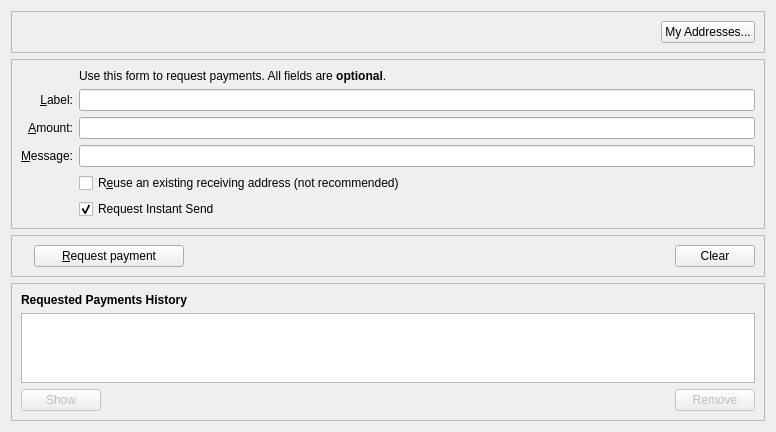
Old version of the form src/qt/forms/receivecoinsdialog.ui in the repository galactrum/galactrum.
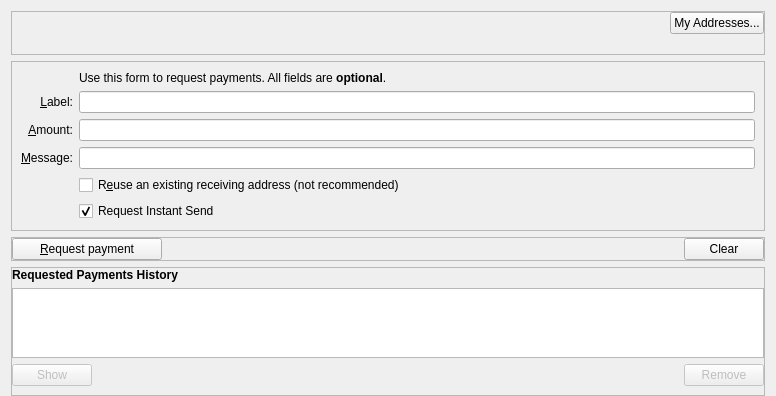
New version of the form. Custom widgets are drawn as their Qt base class.

What changed in the file:
```diff
--- a/src/qt/forms/receivecoinsdialog.ui
+++ b/src/qt/forms/receivecoinsdialog.ui
@@ -11,6 +11,9 @@
 			</rect>
 		</property>
 		<layout class="QVBoxLayout" name="verticalLayout" stretch="0,0,0,0,1">
+            <property name="bottomMargin">
+                <number>0</number>
+            </property>
             <item>
                 <widget class="QFrame" name="frameSendTopButton">
 					<property name="sizePolicy">
@@ -32,6 +35,18 @@
 						<enum>QFrame::Sunken</enum>
 					</property>
 					<layout class="QHBoxLayout" name="topSendButtons">
+                         <property name="topMargin">
+                            <number>0</number>
+                        </property>
+                        <property name="bottomMargin">
+                            <number>20</number>
+                        </property>
+                        <property name="leftMargin">
+                            <number>0</number>
+                        </property>
+                        <property name="rightMargin">
+                            <number>0</number>
+                        </property>
                         <item>
                             <spacer name="horizontalSpacerWalletSecruity">
                                 <property name="orientation">
@@ -207,10 +222,32 @@
 						<enum>QFrame::Sunken</enum>
 					</property>
 					<layout class="QVBoxLayout" name="verticalLayout_3_2">
+                        <property name="leftMargin">
+                            <number>0</number>
+                        </property>
+                        <property name="topMargin">
+                            <number>0</number>
+                        </property>
+                        <property name="rightMargin">
+                            <number>0</number>
+                        </property>
+                        <property name="bottomMargin">
+                            <number>0</number>
+                        </property>
                     	<item>
-							<layout class="QGridLayout" name="gridLayout">
-                                <item row="0" column="2">
 									<layout class="QHBoxLayout" name="horizontalLayout">
+                                <property name="leftMargin">
+                                    <number>0</number>
+                                </property>
+                                <property name="topMargin">
+                                    <number>0</number>
+                                </property>
+                                <property name="rightMargin">
+                                    <number>0</number>
+                                </property>
+                                <property name="bottomMargin">
+                                    <number>0</number>
+                                </property>
 										<item>
 											<widget class="QPushButton" name="receiveButton">
 												<property name="minimumSize">
@@ -258,15 +295,6 @@
 										</item>
 									</layout>
 								</item>
-								<item row="0" column="0">
-									<widget class="QLabel" name="label_7">
-										<property name="text">
-											<string/>
-										</property>
-									</widget>
-								</item>
-                            </layout>
-                        </item>
                     </layout>
                 </widget>
             </item>
@@ -298,6 +326,15 @@
 						<enum>QFrame::Raised</enum>
 					</property>
 					<layout class="QVBoxLayout" name="verticalLayout_2">
+                        <property name="leftMargin">
+                            <number>0</number>
+                        </property>
+                        <property name="topMargin">
+                            <number>0</number>
+                        </property>
+                        <property name="rightMargin">
+                            <number>0</number>
+                        </property>
 						<item>
 							<widget class="QLabel" name="label_6">
 								<property name="font">
```
Left out of the diff: 2 changed lines with no effect on the pictures. Lines whose indentation alone changed are shown as unchanged.
